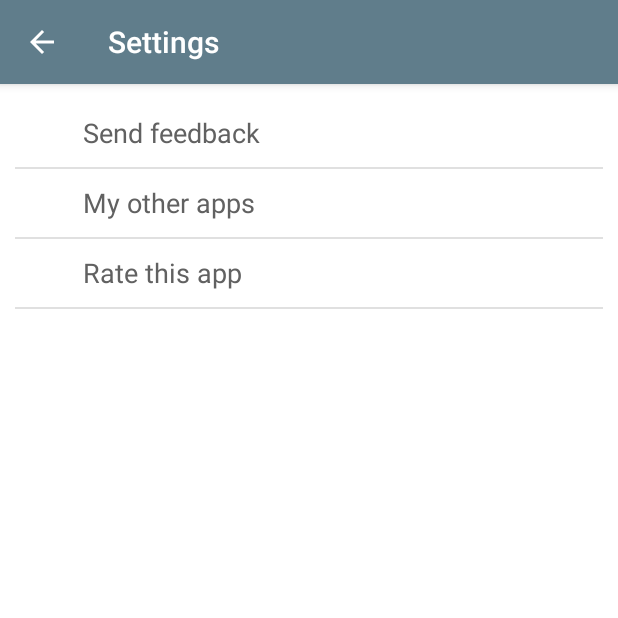
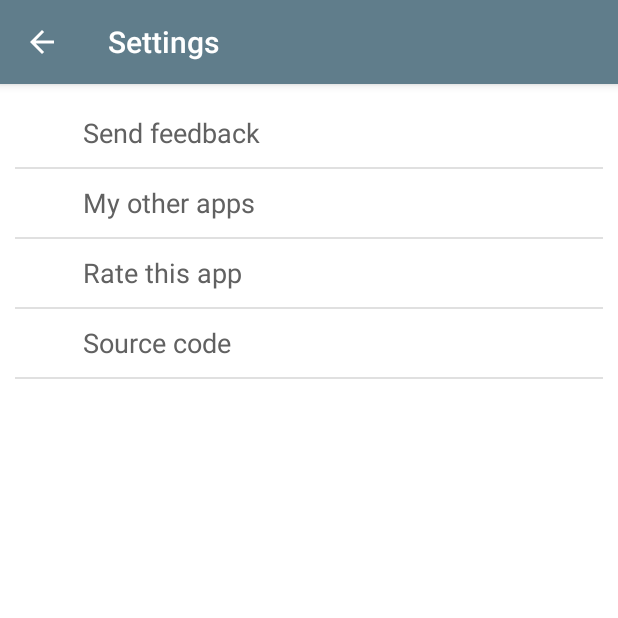
Before and after one commit to Gear61/Contacts-Hacker, an Android app: the SettingsActivity screen opened directly, with no data from a screen before it, on a phone screen of 412 x 824 dp, the top half of it. Run offline under Robolectric (Android 15) with nearby library versions, the phone set to English and light mode, and no system bars; our stand-ins replace ButterKnife; libraries missing offline, so code that uses them is left out: com.joanzapata.iconify; plain views replace IconTextView; 1 statement that could not run was skipped.

Commit message:
Adding GitHub link

```diff
--- a/app/src/main/res/values/settings_strings.xml
+++ b/app/src/main/res/values/settings_strings.xml
@@ -3,10 +3,12 @@
     <string name="send_feedback">Send feedback</string>
     <string name="my_other_apps">My other apps</string>
     <string name="rate_this_app">Rate this app</string>
+    <string name="source_code">Source code</string>
     <array name="settings_options">
         <item>@string/send_feedback</item>
         <item>@string/my_other_apps</item>
         <item>@string/rate_this_app</item>
+        <item>@string/source_code</item>
     </array>
 
     <string name="play_store_error">Unable to open the Play Store.</string>
@@ -16,9 +18,11 @@
     <string name="email_icon">{ion-email}</string>
     <string name="android_icon">{ion-social-android}</string>
     <string name="rate_icon">{ion-thumbsup}</string>
+    <string name="github_icon">{ion-social-github}</string>
     <array name="settings_icons">
         <item>@string/email_icon</item>
         <item>@string/android_icon</item>
         <item>@string/rate_icon</item>
+        <item>@string/github_icon</item>
     </array>
 </resources>
```
